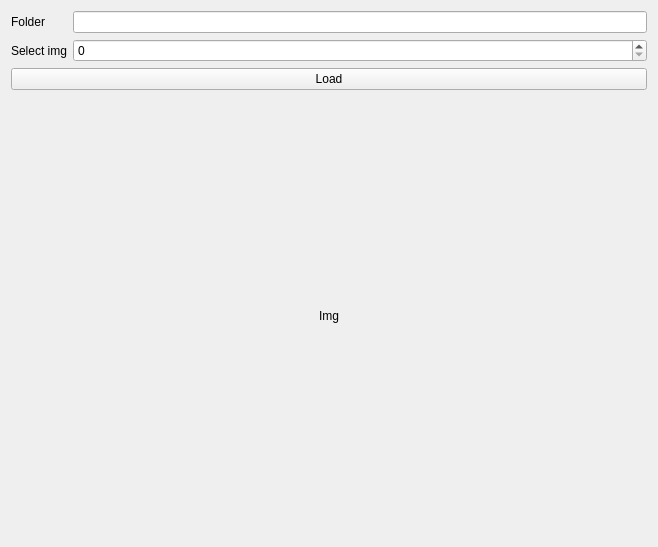
Qt form image_clean_up_tool/ui/widget_open_image_viewer.ui (stereomatchingkiss/blogCodes2) before a commit.
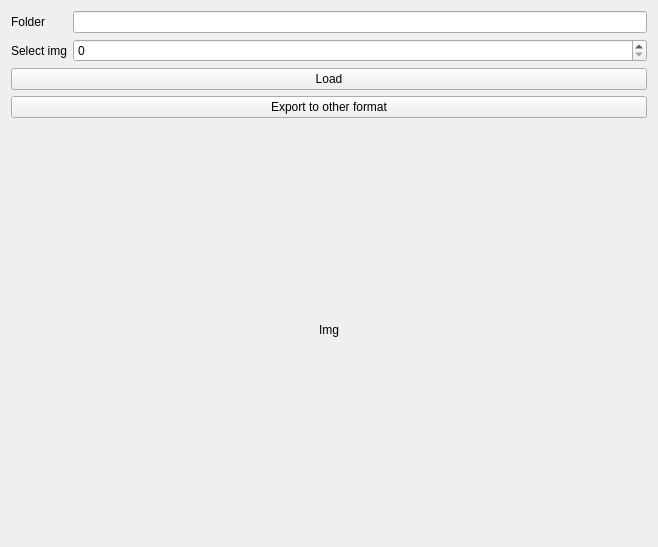
The same form after that commit.

Commit message: can export open image format to yolov5 format

```diff
--- a/image_clean_up_tool/ui/widget_open_image_viewer.ui
+++ b/image_clean_up_tool/ui/widget_open_image_viewer.ui
@@ -14,7 +14,7 @@
    <string>Form</string>
   </property>
   <layout class="QGridLayout" name="gridLayout">
-   <item row="3" column="0" colspan="2">
+   <item row="6" column="0" colspan="2">
     <widget class="QLabel" name="labelImage">
      <property name="text">
       <string>Img</string>
@@ -64,6 +64,13 @@
      </property>
     </widget>
    </item>
+   <item row="3" column="0" colspan="2">
+    <widget class="QPushButton" name="pushButtonExportToOtherFormat">
+     <property name="text">
+      <string>Export to other format</string>
+     </property>
+    </widget>
+   </item>
   </layout>
  </widget>
  <resources/>
```
Left out of the diff: 26 changed lines with no effect on the pictures. The commit also changes 2 other files.
